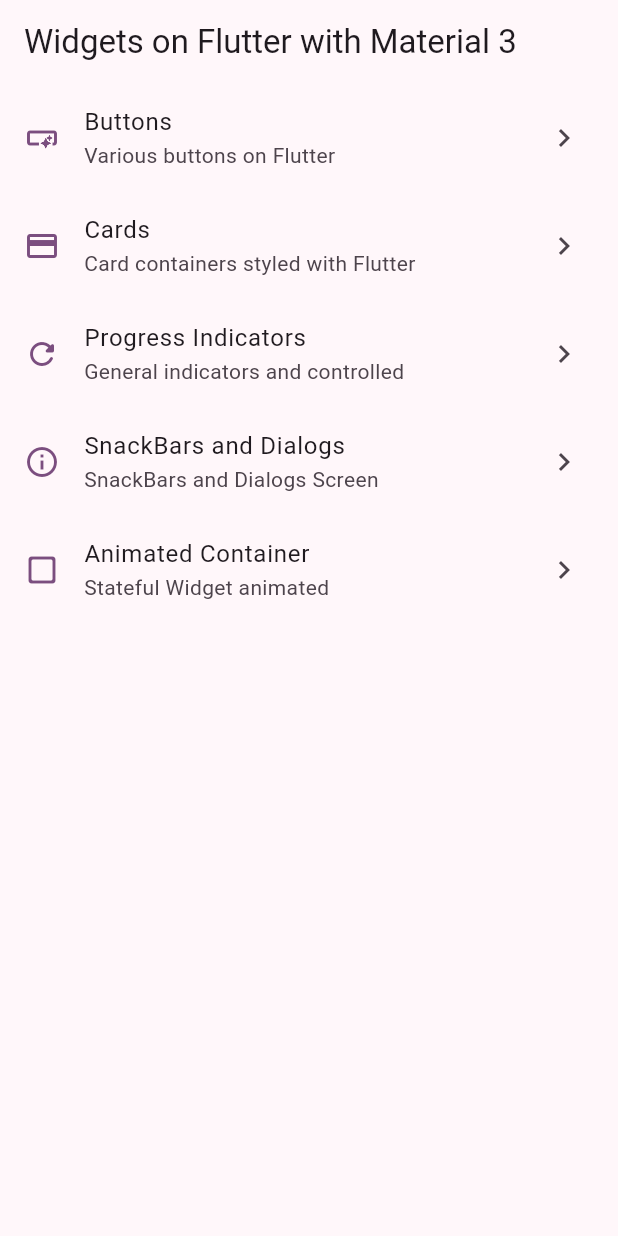
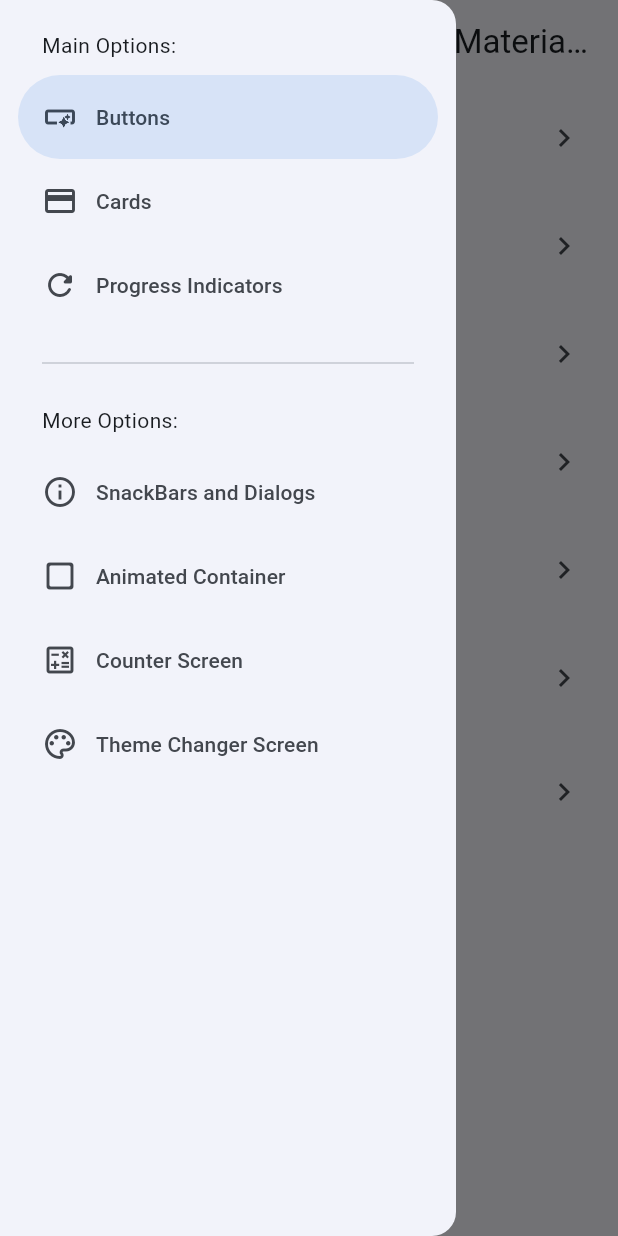
Before and after one commit to cxcarvaj/Widgets-App, a Flutter app: the screen it shows after launch, with the side drawer open (before the commit the screen has no drawer), on a phone screen of 412 x 824 dp. Run offline on Flutter 3.47's test engine with Material 3 defaults, Android fonts, the phone set to English and light mode, and no system bars; our stand-ins replace flutter_riverpod, go_router.

Commit message:
feat(riverpod): Change theme using riverpod

```diff
--- a/lib/config/menu/menu_items.dart
+++ b/lib/config/menu/menu_items.dart
@@ -45,4 +45,16 @@ const appMenuItems = <MenuItem>[
     link: '/animated_screen',
     icon: Icons.check_box_outline_blank_rounded,
   ),
+  MenuItem(
+    title: 'Counter Screen',
+    subtitle: 'Riverpod State Management',
+    link: '/counter_screen',
+    icon: Icons.calculate_outlined,
+  ),
+  MenuItem(
+    title: 'Theme Changer Screen',
+    subtitle: 'Theme Changer with Riverpod State Management',
+    link: '/theme_changer_screen',
+    icon: Icons.color_lens_outlined,
+  ),
 ];
--- a/lib/config/router/app_router.dart
+++ b/lib/config/router/app_router.dart
@@ -29,10 +29,20 @@ final appRouter = GoRouter(
       name: SnackBarScreen.routeName,
       builder: (context, state) => const SnackBarScreen(),
     ),
-        GoRoute(
+    GoRoute(
       path: '/animated_screen',
       name: AnimatedScreen.routeName,
       builder: (context, state) => const AnimatedScreen(),
     ),
+    GoRoute(
+      path: '/counter_screen',
+      name: CounterScreen.routeName,
+      builder: (context, state) => const CounterScreen(),
+    ),
+    GoRoute(
+      path: '/theme_changer_screen',
+      name: ThemeChangerScreen.routeName,
+      builder: (context, state) => const ThemeChangerScreen(),
+    ),
   ],
 );
--- a/lib/config/theme/app_theme.dart
+++ b/lib/config/theme/app_theme.dart
@@ -20,9 +20,11 @@ const colorList = <Color>[
 
 class AppTheme {
   final int selectedColor;
+  final bool isDarkMode;
 
   AppTheme({
     this.selectedColor = 0,
+    this.isDarkMode = false,
   })  : assert(selectedColor >= 0, 'selectedColor must be greater than 0'),
         assert(selectedColor < colorList.length,
             'selectedColor must be less or equal than ${colorList.length - 1}');
@@ -30,6 +32,7 @@ class AppTheme {
   ThemeData getTheme() => ThemeData(
         useMaterial3: true,
         colorSchemeSeed: colorList[selectedColor],
+        brightness: isDarkMode ? Brightness.dark : Brightness.light,
         appBarTheme: const AppBarTheme(
           centerTitle: false,
         ),
--- a/lib/main.dart
+++ b/lib/main.dart
@@ -1,21 +1,34 @@
 import 'package:flutter/material.dart';
+import 'package:flutter_riverpod/flutter_riverpod.dart';
 import 'package:widgets_app/config/router/app_router.dart';
 import 'package:widgets_app/config/theme/app_theme.dart';
 
+import 'presentation/providers/theme_provider.dart';
+
 void main() {
-  runApp(const MainApp());
+  runApp(
+    const ProviderScope(
+      child: MainApp(),
+    ),
+  );
 }
 
-class MainApp extends StatelessWidget {
+class MainApp extends ConsumerWidget {
   const MainApp({super.key});
 
   @override
-  Widget build(BuildContext context) {
+  Widget build(BuildContext context, WidgetRef ref) {
+    final bool isDarkMode = ref.watch(isDarkModeProvider);
+    final int selectedColorIndex = ref.watch(selectedColorIndexProvider);
+
     return MaterialApp.router(
       title: 'Flutter Widgets',
       routerConfig: appRouter,
       debugShowCheckedModeBanner: false,
-      theme: AppTheme(selectedColor: 4).getTheme(),
+      theme: AppTheme(
+        selectedColor: selectedColorIndex,
+        isDarkMode: isDarkMode,
+      ).getTheme(),
     );
   }
 }
--- /dev/null
+++ b/lib/presentation/providers/counter_provider.dart
@@ -0,0 +1,3 @@
+import 'package:flutter_riverpod/flutter_riverpod.dart';
+
+final counterProvider = StateProvider((ref) => 0);
--- /dev/null
+++ b/lib/presentation/providers/theme_provider.dart
@@ -0,0 +1,8 @@
+import 'package:flutter_riverpod/flutter_riverpod.dart';
+import 'package:widgets_app/config/theme/app_theme.dart';
+
+final isDarkModeProvider = StateProvider((ref) => false);
+
+final colorListProvider = Provider((ref) => colorList);
+
+final selectedColorIndexProvider = StateProvider((ref) => 0);
--- a/lib/presentation/screens/home/home_screen.dart
+++ b/lib/presentation/screens/home/home_screen.dart
@@ -1,6 +1,7 @@
 import 'package:flutter/material.dart';
 import 'package:go_router/go_router.dart';
 import 'package:widgets_app/config/menu/menu_items.dart';
+import 'package:widgets_app/presentation/widgets/side_menu.dart';
 
 class HomeScreen extends StatelessWidget {
   static const String routeName = 'home_screen';
@@ -9,11 +10,18 @@ class HomeScreen extends StatelessWidget {
 
   @override
   Widget build(BuildContext context) {
+    final GlobalKey<ScaffoldState> scaffoldKey = GlobalKey<ScaffoldState>();
+
     return Scaffold(
+      key: scaffoldKey,
       appBar: AppBar(
         title: const Text('Widgets on Flutter with Material 3'),
       ),
       body: const _HomeView(),
+      drawer: SideMenu(
+        scaffoldKey: scaffoldKey,
+      ),
+      // endDrawer: const Placeholder(),
     );
   }
 }
--- a/lib/presentation/screens/screens.dart
+++ b/lib/presentation/screens/screens.dart
@@ -2,8 +2,10 @@ export 'package:widgets_app/presentation/screens/animated/animated_screen.dart';
 export 'package:widgets_app/presentation/screens/app_tutorial/app_tutorial_screen.dart';
 export 'package:widgets_app/presentation/screens/buttons/buttons_screen.dart';
 export 'package:widgets_app/presentation/screens/cards/cards_screen.dart';
+export 'package:widgets_app/presentation/screens/counter/counter_screen.dart';
 export 'package:widgets_app/presentation/screens/home/home_screen.dart';
 export 'package:widgets_app/presentation/screens/infinite_scroll/infinite_scroll_screen.dart';
 export 'package:widgets_app/presentation/screens/progress/progress_screen.dart';
 export 'package:widgets_app/presentation/screens/snackbar/snackbar_screen.dart';
+export 'package:widgets_app/presentation/screens/theme_changer/theme_changer_screen.dart';
 export 'package:widgets_app/presentation/screens/ui_controls/ui_controls_screen.dart';
--- /dev/null
+++ b/lib/presentation/widgets/side_menu.dart
@@ -0,0 +1,63 @@
+import 'package:flutter/material.dart';
+import 'package:go_router/go_router.dart';
+import 'package:widgets_app/config/menu/menu_items.dart';
+
+class SideMenu extends StatefulWidget {
+  final GlobalKey<ScaffoldState> scaffoldKey;
+
+  const SideMenu({
+    Key? key,
+    required this.scaffoldKey,
+  }) : super(key: key);
+
+  @override
+  State<SideMenu> createState() => _SideMenuState();
+}
+
+class _SideMenuState extends State<SideMenu> {
+  int navDrawerIndex = 0;
+
+  @override
+  Widget build(BuildContext context) {
+    final hasNotch = MediaQuery.of(context).viewPadding.top > 35;
+
+    return NavigationDrawer(
+      selectedIndex: navDrawerIndex,
+      onDestinationSelected: (value) {
+        setState(() {
+          navDrawerIndex = value;
+        });
+
+        final menuItem = appMenuItems[value];
+        context.push(menuItem.link);
+        widget.scaffoldKey.currentState?.closeDrawer();
+      },
+      children: [
+        Padding(
+          padding: EdgeInsets.fromLTRB(28, hasNotch ? 0 : 20, 16, 10),
+          child: const Text('Main Options:'),
+        ),
+        ...appMenuItems.sublist(0, 3).map(
+              (menuItem) => NavigationDrawerDestination(
+                icon: Icon(menuItem.icon),
+                label: Text(menuItem.title),
+              ),
+            ),
+        const Padding(
+          padding: EdgeInsets.fromLTRB(28, 16, 28, 10),
+          child: Divider(),
+        ),
+        const Padding(
+          padding: EdgeInsets.fromLTRB(28, 10, 16, 10),
+          child: Text('More Options:'),
+        ),
+        ...appMenuItems.sublist(3).map(
+              (menuItem) => NavigationDrawerDestination(
+                icon: Icon(menuItem.icon),
+                label: Text(menuItem.title),
+              ),
+            ),
+      ],
+    );
+  }
+}
--- a/pubspec.yaml
+++ b/pubspec.yaml
@@ -9,6 +9,7 @@ environment:
 dependencies:
   flutter:
     sdk: flutter
+  flutter_riverpod: ^2.4.9
   go_router: ^10.1.2
 
 dev_dependencies:
```
Also changed, not shown: lib/presentation/screens/counter/counter_screen.dart (added, +46 -0 lines), lib/presentation/screens/theme_changer/theme_changer_screen.dart (added, +62 -0 lines), pubspec.lock.
